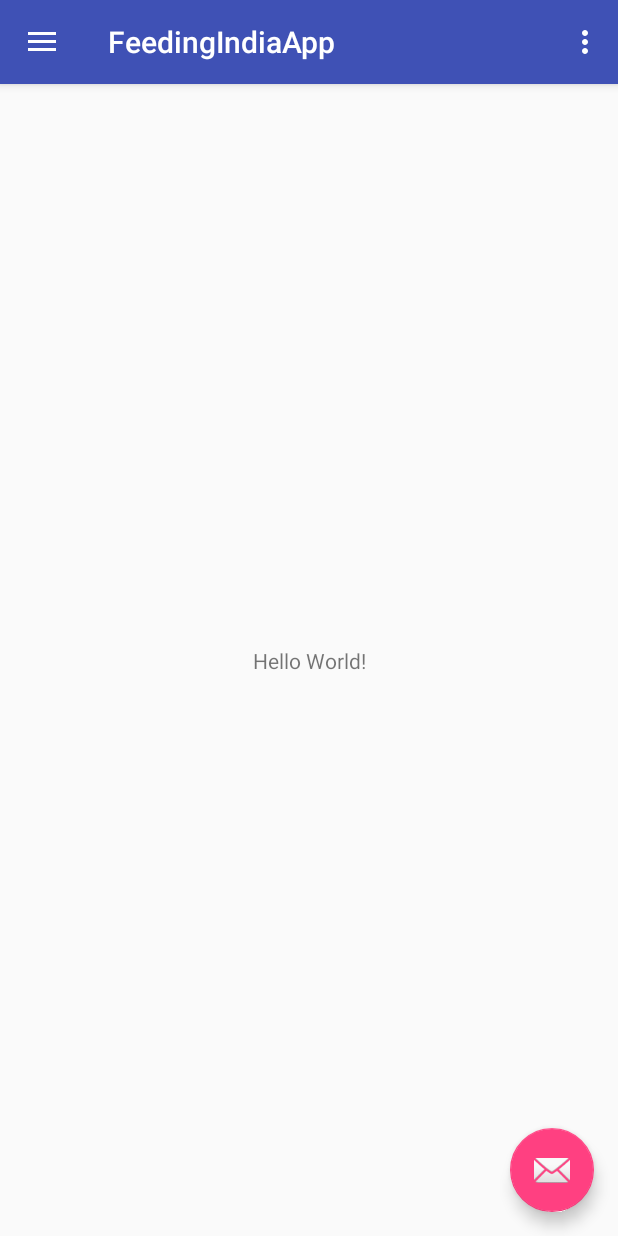
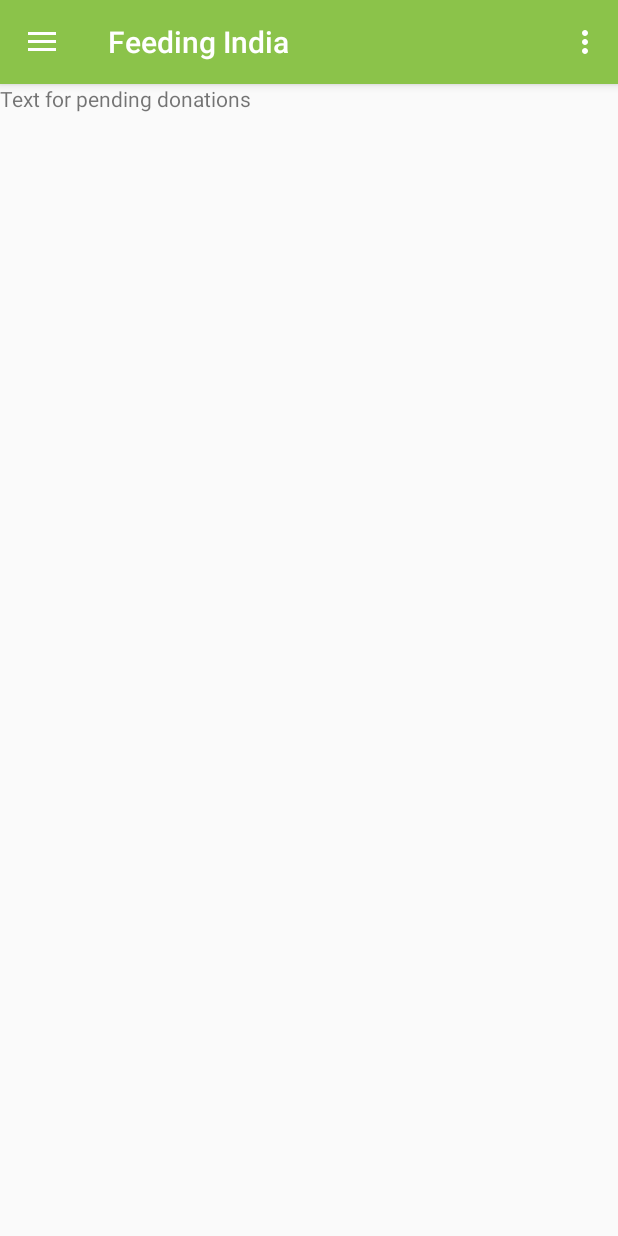
Before and after one commit to abhishekpopli/feeding-india-android-app, an Android app: the screen it shows after launch (MainActivity), on a phone screen of 412 x 824 dp. Run offline under Robolectric (Android 15) with nearby library versions, the phone set to English and light mode, and no system bars.

Commit message:
Added blank fragments for pending and processed donations

```diff
--- a/app/build.gradle
+++ b/app/build.gradle
@@ -27,5 +27,6 @@ dependencies {
     compile 'com.android.support:appcompat-v7:25.3.1'
     compile 'com.android.support:design:25.3.1'
     compile 'com.android.support.constraint:constraint-layout:1.0.2'
+    compile 'com.android.support:support-v4:25.3.1'
     testCompile 'junit:junit:4.12'
 }
--- a/app/src/main/java/com/example/feedingindiaapp/MainActivity.java
+++ b/app/src/main/java/com/example/feedingindiaapp/MainActivity.java
@@ -1,9 +1,8 @@
 package com.example.feedingindiaapp;
 
 import android.os.Bundle;
-import android.support.design.widget.FloatingActionButton;
 import android.support.design.widget.NavigationView;
-import android.support.design.widget.Snackbar;
+import android.support.v4.app.FragmentManager;
 import android.support.v4.view.GravityCompat;
 import android.support.v4.widget.DrawerLayout;
 import android.support.v7.app.ActionBarDrawerToggle;
@@ -11,7 +10,6 @@ import android.support.v7.app.AppCompatActivity;
 import android.support.v7.widget.Toolbar;
 import android.view.Menu;
 import android.view.MenuItem;
-import android.view.View;
 
 public class MainActivity extends AppCompatActivity
         implements NavigationView.OnNavigationItemSelectedListener {
@@ -23,23 +21,21 @@ public class MainActivity extends AppCompatActivity
         Toolbar toolbar = (Toolbar) findViewById(R.id.toolbar);
         setSupportActionBar(toolbar);
 
-        FloatingActionButton fab = (FloatingActionButton) findViewById(R.id.fab);
-        fab.setOnClickListener(new View.OnClickListener() {
-            @Override
-            public void onClick(View view) {
-                Snackbar.make(view, "Replace with your own action", Snackbar.LENGTH_LONG)
-                        .setAction("Action", null).show();
-            }
-        });
-
         DrawerLayout drawer = (DrawerLayout) findViewById(R.id.drawer_layout);
         ActionBarDrawerToggle toggle = new ActionBarDrawerToggle(
                 this, drawer, toolbar, R.string.navigation_drawer_open, R.string.navigation_drawer_close);
-        drawer.setDrawerListener(toggle);
+        drawer.addDrawerListener(toggle);
         toggle.syncState();
 
         NavigationView navigationView = (NavigationView) findViewById(R.id.nav_view);
         navigationView.setNavigationItemSelectedListener(this);
+
+        // Set the initial Fragment
+        PendingDonationsFragment pendingDonationsFragment = new PendingDonationsFragment();
+        FragmentManager manager = getSupportFragmentManager();
+        manager.beginTransaction()
+                .replace(R.id.content_main_to_replace, pendingDonationsFragment, pendingDonationsFragment.getTag())
+                .commit();
     }
 
     @Override
@@ -80,17 +76,25 @@ public class MainActivity extends AppCompatActivity
         // Handle navigation view item clicks here.
         int id = item.getItemId();
 
-        if (id == R.id.nav_camera) {
-            // Handle the camera action
-        } else if (id == R.id.nav_gallery) {
+        if (id == R.id.nav_pending_donations) {
 
-        } else if (id == R.id.nav_slideshow) {
+            PendingDonationsFragment pendingDonationsFragment = new PendingDonationsFragment();
+            FragmentManager manager = getSupportFragmentManager();
+            manager.beginTransaction()
+                    .replace(R.id.content_main_to_replace, pendingDonationsFragment, pendingDonationsFragment.getTag())
+                    .commit();
 
-        } else if (id == R.id.nav_manage) {
+        } else if (id == R.id.nav_processed_donations) {
 
-        } else if (id == R.id.nav_share) {
+            ProcessedDonationsFragment processedDonationsFragment = new ProcessedDonationsFragment();
+            FragmentManager manager = getSupportFragmentManager();
+            manager.beginTransaction()
+                    .replace(R.id.content_main_to_replace, processedDonationsFragment, processedDonationsFragment.getTag())
+                    .commit();
 
-        } else if (id == R.id.nav_send) {
+        } else if (id == R.id.nav_my_donations) {
+
+        } else if (id == R.id.nav_my_profile) {
 
         }
 
--- /dev/null
+++ b/app/src/main/java/com/example/feedingindiaapp/PendingDonationsFragment.java
@@ -0,0 +1,29 @@
+package com.example.feedingindiaapp;
+
+
+import android.os.Bundle;
+import android.support.v4.app.Fragment;
+import android.view.LayoutInflater;
+import android.view.View;
+import android.view.ViewGroup;
+
+
+/**
+ * A simple {@link Fragment} subclass.
+ */
+public class PendingDonationsFragment extends Fragment {
+
+
+    public PendingDonationsFragment() {
+        // Required empty public constructor
+    }
+
+
+    @Override
+    public View onCreateView(LayoutInflater inflater, ViewGroup container,
+                             Bundle savedInstanceState) {
+        // Inflate the layout for this fragment
+        return inflater.inflate(R.layout.fragment_pending_donations, container, false);
+    }
+
+}
--- a/app/src/main/res/layout/app_bar_main.xml
+++ b/app/src/main/res/layout/app_bar_main.xml
@@ -22,12 +22,4 @@
 
     <include layout="@layout/content_main" />
 
-    <android.support.design.widget.FloatingActionButton
-        android:id="@+id/fab"
-        android:layout_width="wrap_content"
-        android:layout_height="wrap_content"
-        android:layout_gravity="bottom|end"
-        android:layout_margin="@dimen/fab_margin"
-        app:srcCompat="@android:drawable/ic_dialog_email" />
-
 </android.support.design.widget.CoordinatorLayout>
--- a/app/src/main/res/layout/content_main.xml
+++ b/app/src/main/res/layout/content_main.xml
@@ -2,19 +2,11 @@
 <android.support.constraint.ConstraintLayout xmlns:android="http://schemas.android.com/apk/res/android"
     xmlns:app="http://schemas.android.com/apk/res-auto"
     xmlns:tools="http://schemas.android.com/tools"
+    android:id="@+id/content_main_to_replace"
     android:layout_width="match_parent"
     android:layout_height="match_parent"
     app:layout_behavior="@string/appbar_scrolling_view_behavior"
     tools:context="com.example.feedingindiaapp.MainActivity"
     tools:showIn="@layout/app_bar_main">
 
-    <TextView
-        android:layout_width="wrap_content"
-        android:layout_height="wrap_content"
-        android:text="Hello World!"
-        app:layout_constraintBottom_toBottomOf="parent"
-        app:layout_constraintLeft_toLeftOf="parent"
-        app:layout_constraintRight_toRightOf="parent"
-        app:layout_constraintTop_toTopOf="parent" />
-
 </android.support.constraint.ConstraintLayout>
--- /dev/null
+++ b/app/src/main/res/layout/fragment_pending_donations.xml
@@ -0,0 +1,13 @@
+<FrameLayout xmlns:android="http://schemas.android.com/apk/res/android"
+    xmlns:tools="http://schemas.android.com/tools"
+    android:layout_width="match_parent"
+    android:layout_height="match_parent"
+    tools:context="com.example.feedingindiaapp.PendingDonationsFragment">
+
+    <!-- TODO: Update blank fragment layout -->
+    <TextView
+        android:layout_width="match_parent"
+        android:layout_height="match_parent"
+        android:text="Text for pending donations" />
+
+</FrameLayout>
--- a/app/src/main/res/menu/activity_main_drawer.xml
+++ b/app/src/main/res/menu/activity_main_drawer.xml
@@ -3,33 +3,25 @@
 
     <group android:checkableBehavior="single">
         <item
-            android:id="@+id/nav_camera"
+            android:id="@+id/nav_pending_donations"
             android:icon="@drawable/ic_menu_camera"
-            android:title="Import" />
+            android:title="Pending Donations" />
         <item
-            android:id="@+id/nav_gallery"
+            android:id="@+id/nav_processed_donations"
             android:icon="@drawable/ic_menu_gallery"
-            android:title="Gallery" />
-        <item
-            android:id="@+id/nav_slideshow"
-            android:icon="@drawable/ic_menu_slideshow"
-            android:title="Slideshow" />
-        <item
-            android:id="@+id/nav_manage"
-            android:icon="@drawable/ic_menu_manage"
-            android:title="Tools" />
+            android:title="Processed Donations" />
     </group>
 
-    <item android:title="Communicate">
+    <item android:title="My Details">
         <menu>
             <item
-                android:id="@+id/nav_share"
-                android:icon="@drawable/ic_menu_share"
-                android:title="Share" />
+                android:id="@+id/nav_my_donations"
+                android:icon="@drawable/ic_menu_slideshow"
+                android:title="My donations" />
             <item
-                android:id="@+id/nav_send"
-                android:icon="@drawable/ic_menu_send"
-                android:title="Send" />
+                android:id="@+id/nav_my_profile"
+                android:icon="@drawable/ic_menu_manage"
+                android:title="My Profile" />
         </menu>
     </item>
 
--- a/app/src/main/res/values/colors.xml
+++ b/app/src/main/res/values/colors.xml
@@ -1,6 +1,6 @@
 <?xml version="1.0" encoding="utf-8"?>
 <resources>
-    <color name="colorPrimary">#3F51B5</color>
-    <color name="colorPrimaryDark">#303F9F</color>
-    <color name="colorAccent">#FF4081</color>
+    <color name="colorPrimary">#8BC34A</color>
+    <color name="colorPrimaryDark">#689F38</color>
+    <color name="colorAccent">#CDDC39</color>
 </resources>
--- a/app/src/main/res/values/strings.xml
+++ b/app/src/main/res/values/strings.xml
@@ -1,8 +1,9 @@
 <resources>
-    <string name="app_name">FeedingIndiaApp</string>
+    <string name="app_name">Feeding India</string>
 
     <string name="navigation_drawer_open">Open navigation drawer</string>
     <string name="navigation_drawer_close">Close navigation drawer</string>
 
     <string name="action_settings">Settings</string>
+
 </resources>
```
Also changed, not shown: app/src/main/java/com/example/feedingindiaapp/ProcessedDonationsFragment.java (added, +29 -0 lines), app/src/main/res/layout/fragment_processed_donations.xml (added, +13 -0 lines).
